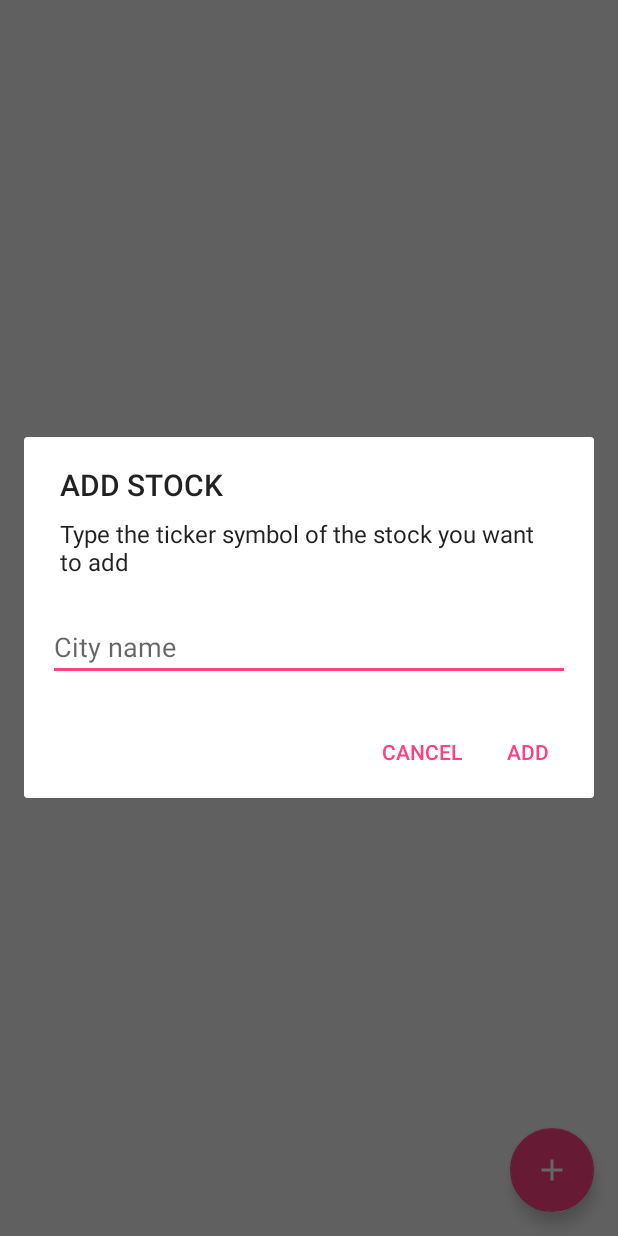
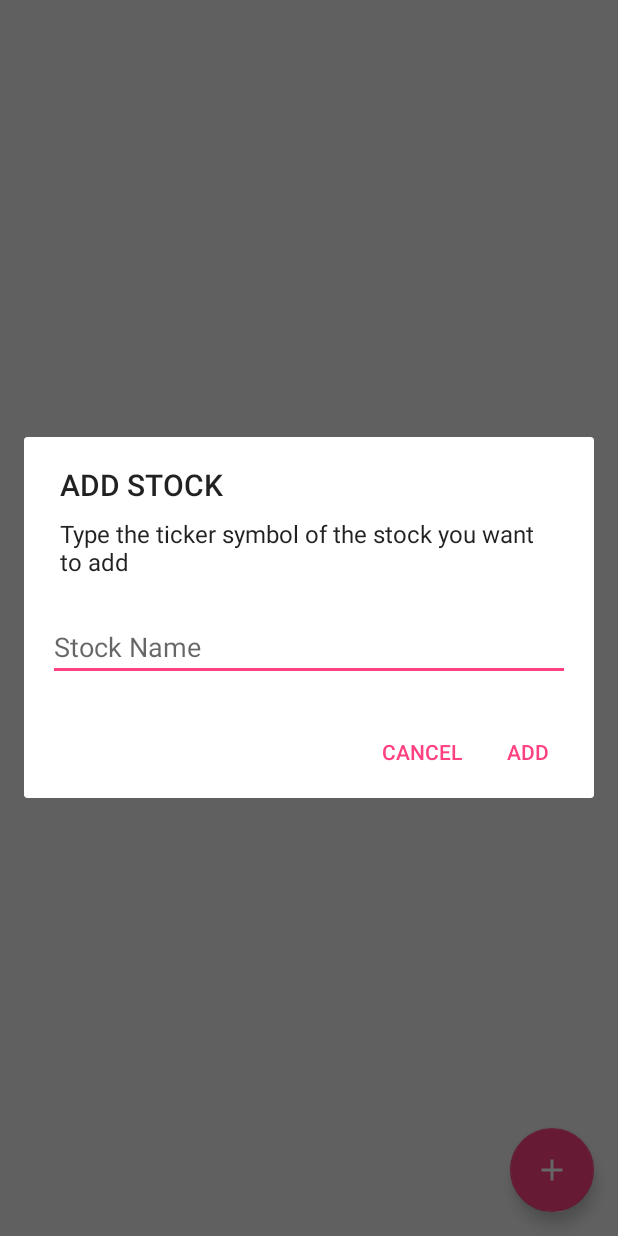
Before and after one commit to maiquynhtruong/Senior-Design, an Android app: the screen it shows after launch (MainActivityStock), after a tap on an icon or button, on a phone screen of 412 x 824 dp. Run offline under Robolectric (Android 15) with nearby library versions, the phone set to English and light mode, and no system bars; our stand-ins replace ButterKnife, Picasso; libraries missing offline, so code that uses them is left out: uk.co.samuelwall; pictures from the network do not load; 3 statements that could not run were skipped.

Commit message:
change stockadapter file

```diff
--- a/android-stock-advisor/app/src/main/java/com/example/martinruiz/myapplication/activities/MainActivityStock.java
+++ b/android-stock-advisor/app/src/main/java/com/example/martinruiz/myapplication/activities/MainActivityStock.java
@@ -137,15 +137,15 @@ public class MainActivityStock extends AppCompatActivity {
         AlertDialog.Builder builder = new AlertDialog.Builder(this);
         if (title != null) builder.setTitle(title);
         if (message != null) builder.setMessage(message);
-        final View view = LayoutInflater.from(this).inflate(R.layout.dialog_add_city,null);
+        final View view = LayoutInflater.from(this).inflate(R.layout.dialog_add_stock,null);
         builder.setView(view);
-        final TextView editTextAddCityName = view.findViewById(R.id.editText_add_stock_name);
+        final TextView editTextAddStockName = view.findViewById(R.id.editText_add_stock_name);
 
         final InputMethodManager imm = (InputMethodManager) getSystemService(Context.INPUT_METHOD_SERVICE);
         imm.toggleSoftInput(InputMethodManager.SHOW_FORCED, 0);
 
         builder.setPositiveButton("Add", (dialog, which) -> {
-            stockToAdd = editTextAddCityName.getText().toString();
+            stockToAdd = editTextAddStockName.getText().toString();
             addStock(stockToAdd);
             imm.toggleSoftInput(InputMethodManager.HIDE_NOT_ALWAYS,0);
         });
--- a/android-stock-advisor/app/src/main/res/layout/stock_card.xml
+++ b/android-stock-advisor/app/src/main/res/layout/stock_card.xml
@@ -3,6 +3,7 @@
     android:layout_height="wrap_content"
     android:layout_width="match_parent"
     xmlns:app="http://schemas.android.com/apk/res-auto"
+    android:id="@+id/cardViewStockCard"
     app:cardCornerRadius="8dp"
     android:layout_marginStart="10dp"
     android:layout_marginEnd="10dp"
```
Also changed, not shown: android-stock-advisor/app/src/main/java/com/example/martinruiz/myapplication/adapters/StockAdapter.java (+19 -7 lines), 1 other file.
